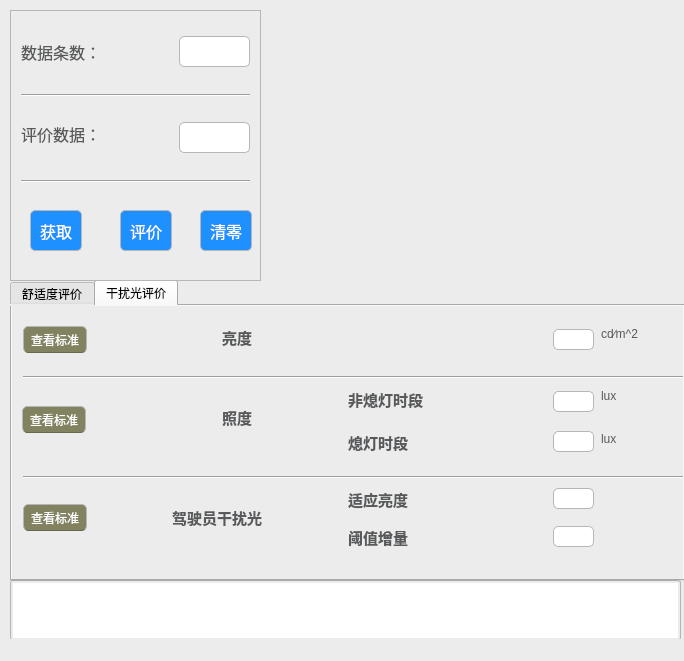
Old version of the form MyProject/mainwindow.ui in the repository TommyGong08/Lighting-assessment-software.
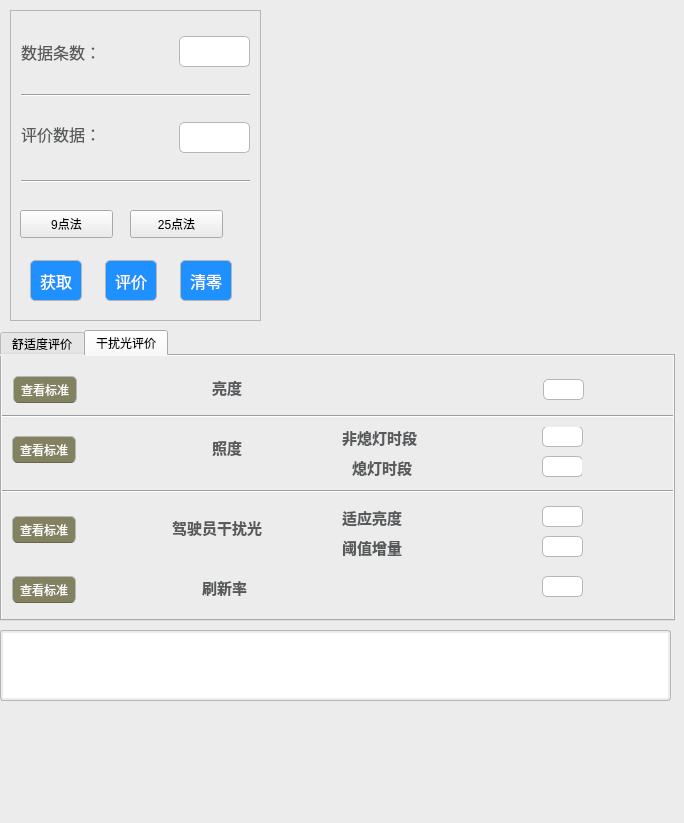
New version of the form. The open tabs and pages were chosen to show the change. Icons and pictures are not drawn. Custom widgets are drawn as their Qt base class.

The edit to the form file:
```diff
--- a/MyProject/mainwindow.ui
+++ b/MyProject/mainwindow.ui
@@ -7,7 +7,7 @@
     <x>0</x>
     <y>0</y>
     <width>684</width>
-    <height>661</height>
+    <height>823</height>
    </rect>
   </property>
   <property name="font">
@@ -30,10 +30,10 @@
    <widget class="QPlainTextEdit" name="plainTextEdit">
     <property name="geometry">
      <rect>
-      <x>10</x>
-      <y>580</y>
+      <x>0</x>
+      <y>630</y>
       <width>671</width>
-      <height>61</height>
+      <height>71</height>
      </rect>
     </property>
     <property name="styleSheet">
@@ -51,10 +51,10 @@
    <widget class="QTabWidget" name="tabWidget">
     <property name="geometry">
      <rect>
-      <x>10</x>
-      <y>280</y>
+      <x>0</x>
+      <y>330</y>
       <width>675</width>
-      <height>301</height>
+      <height>291</height>
      </rect>
     </property>
     <property name="styleSheet">
@@ -1217,29 +1217,26 @@
      <widget class="QLabel" name="label_22">
       <property name="geometry">
        <rect>
-        <x>589</x>
-        <y>82</y>
-        <width>24</width>
-        <height>16</height>
+        <x>580</x>
+        <y>70</y>
+        <width>61</width>
+        <height>31</height>
        </rect>
       </property>
       <property name="styleSheet">
-       <string notr="true">border-radius:0px;
-color:#57595B;
-background:none;
-border-style:none;</string>
+       <string notr="true">image: url(:/new/prefix1/lux.png);</string>
       </property>
       <property name="text">
-       <string>lux</string>
+       <string/>
       </property>
      </widget>
      <widget class="Line" name="line_10">
       <property name="geometry">
        <rect>
-        <x>11</x>
-        <y>163</y>
+        <x>0</x>
+        <y>120</y>
         <width>673</width>
-        <height>16</height>
+        <height>31</height>
        </rect>
       </property>
       <property name="orientation">
@@ -1249,8 +1246,8 @@
      <widget class="QLineEdit" name="lineEdit_8">
       <property name="geometry">
        <rect>
-        <x>541</x>
-        <y>85</y>
+        <x>540</x>
+        <y>70</y>
         <width>41</width>
         <height>21</height>
        </rect>
@@ -1270,8 +1267,8 @@
      <widget class="QLineEdit" name="lineEdit_9">
       <property name="geometry">
        <rect>
-        <x>541</x>
-        <y>125</y>
+        <x>540</x>
+        <y>100</y>
         <width>41</width>
         <height>21</height>
        </rect>
@@ -1291,8 +1288,8 @@
      <widget class="QPushButton" name="pBViewStan_6">
       <property name="geometry">
        <rect>
-        <x>11</x>
-        <y>198</y>
+        <x>10</x>
+        <y>160</y>
         <width>64</width>
         <height>27</height>
        </rect>
@@ -1343,10 +1340,10 @@
      <widget class="Line" name="line_11">
       <property name="geometry">
        <rect>
-        <x>11</x>
-        <y>63</y>
+        <x>0</x>
+        <y>50</y>
         <width>673</width>
-        <height>16</height>
+        <height>21</height>
        </rect>
       </property>
       <property name="orientation">
@@ -1356,27 +1353,24 @@
      <widget class="QLabel" name="label_23">
       <property name="geometry">
        <rect>
-        <x>589</x>
-        <y>125</y>
-        <width>24</width>
-        <height>16</height>
+        <x>580</x>
+        <y>100</y>
+        <width>61</width>
+        <height>31</height>
        </rect>
       </property>
       <property name="styleSheet">
-       <string notr="true">border-radius:0px;
-color:#57595B;
-background:none;
-border-style:none;</string>
+       <string notr="true">image: url(:/new/prefix1/lux.png);</string>
       </property>
       <property name="text">
-       <string>lux</string>
+       <string/>
       </property>
      </widget>
      <widget class="QPushButton" name="pBViewStan_8">
       <property name="geometry">
        <rect>
         <x>10</x>
-        <y>100</y>
+        <y>80</y>
         <width>64</width>
         <height>27</height>
        </rect>
@@ -1401,8 +1395,8 @@
      <widget class="QLineEdit" name="lineEdit_10">
       <property name="geometry">
        <rect>
-        <x>541</x>
-        <y>182</y>
+        <x>540</x>
+        <y>150</y>
         <width>41</width>
         <height>21</height>
        </rect>
@@ -1422,8 +1416,8 @@
      <widget class="QLineEdit" name="lineEdit_11">
       <property name="geometry">
        <rect>
-        <x>541</x>
-        <y>220</y>
+        <x>540</x>
+        <y>180</y>
         <width>41</width>
         <height>21</height>
        </rect>
@@ -1443,20 +1437,17 @@
      <widget class="QLabel" name="label_24">
       <property name="geometry">
        <rect>
-        <x>589</x>
-        <y>20</y>
-        <width>55</width>
-        <height>16</height>
+        <x>590</x>
+        <y>10</y>
+        <width>61</width>
+        <height>31</height>
        </rect>
       </property>
       <property name="styleSheet">
-       <string notr="true">border-radius:0px;
-color:#57595B;
-background:none;
-border-style:none;</string>
+       <string notr="true">image: url(:/new/prefix1/formula_1.png);</string>
       </property>
       <property name="text">
-       <string>cd∕m^2</string>
+       <string/>
       </property>
      </widget>
      <widget class="QLineEdit" name="lineEdit_7">
@@ -1483,8 +1474,8 @@
      <widget class="QLabel" name="LBCoordinate_10">
       <property name="geometry">
        <rect>
-        <x>336</x>
-        <y>82</y>
+        <x>340</x>
+        <y>70</y>
         <width>95</width>
         <height>22</height>
        </rect>
@@ -1538,7 +1529,7 @@
       <property name="geometry">
        <rect>
         <x>210</x>
-        <y>100</y>
+        <y>80</y>
         <width>38</width>
         <height>22</height>
        </rect>
@@ -1564,8 +1555,8 @@
      <widget class="QLabel" name="LBCoordinate_15">
       <property name="geometry">
        <rect>
-        <x>336</x>
-        <y>125</y>
+        <x>350</x>
+        <y>100</y>
         <width>76</width>
         <height>22</height>
        </rect>
@@ -1591,8 +1582,8 @@
      <widget class="QLabel" name="LBCoordinate_16">
       <property name="geometry">
        <rect>
-        <x>336</x>
-        <y>182</y>
+        <x>340</x>
+        <y>150</y>
         <width>76</width>
         <height>22</height>
        </rect>
@@ -1618,8 +1609,8 @@
      <widget class="QLabel" name="LBCoordinate_14">
       <property name="geometry">
        <rect>
-        <x>336</x>
-        <y>220</y>
+        <x>340</x>
+        <y>180</y>
         <width>76</width>
         <height>22</height>
        </rect>
@@ -1645,8 +1636,8 @@
      <widget class="QLabel" name="LBCoordinate_13">
       <property name="geometry">
        <rect>
-        <x>160</x>
-        <y>200</y>
+        <x>170</x>
+        <y>160</y>
         <width>114</width>
         <height>22</height>
        </rect>
@@ -1669,6 +1660,112 @@
        <string>驾驶员干扰光</string>
       </property>
      </widget>
+     <widget class="QPushButton" name="pBViewStan_9">
+      <property name="geometry">
+       <rect>
+        <x>10</x>
+        <y>220</y>
+        <width>64</width>
+        <height>27</height>
+       </rect>
+      </property>
+      <property name="styleSheet">
+       <string notr="true">border-style:none;
+background-color: rgb(188, 188, 141);
+background-color: rgb(130, 130, 97);
+border:1px solid #B6B6B6;
+color:#57595B;
+color: rgb(255, 255, 255);
+padding:5px;
+border-bottom-color: rgb(103, 103, 77);
+min-height:15px;
+border-radius:5px;
+font: 8pt &quot;华文中宋&quot;;</string>
+      </property>
+      <property name="text">
+       <string>查看标准</string>
+      </property>
+     </widget>
+     <widget class="QLabel" name="LBCoordinate_17">
+      <property name="geometry">
+       <rect>
+        <x>200</x>
+        <y>220</y>
+        <width>61</width>
+        <height>22</height>
+       </rect>
+      </property>
+      <property name="font">
+       <font>
+        <family>Agency FB</family>
+        <pointsize>11</pointsize>
+        <weight>75</weight>
+        <bold>true</bold>
+       </font>
+      </property>
+      <property name="styleSheet">
+       <string notr="true">border-radius:0px;
+color:#57595B;
+background:none;
+border-style:none;</string>
+      </property>
+      <property name="text">
+       <string>刷新率</string>
+      </property>
+     </widget>
+     <widget class="QLineEdit" name="lineEdit_12">
+      <property name="geometry">
+       <rect>
+        <x>540</x>
+        <y>220</y>
+        <width>41</width>
+        <height>21</height>
+       </rect>
+      </property>
+      <property name="maximumSize">
+       <size>
+        <width>41</width>
+        <height>21</height>
+       </size>
+      </property>
+      <property name="styleSheet">
+       <string notr="true">border:1px solid #B6B6B6;
+background-color: rgb(255, 255, 255);
+border-radius:5px;</string>
+      </property>
+     </widget>
+     <widget class="QLabel" name="label_25">
+      <property name="geometry">
+       <rect>
+        <x>590</x>
+        <y>220</y>
+        <width>41</width>
+        <height>31</height>
+       </rect>
+      </property>
+      <property name="styleSheet">
+       <string notr="true">image: url(:/new/prefix1/hz.png);</string>
+      </property>
+      <property name="text">
+       <string/>
+      </property>
+     </widget>
+     <widget class="QLabel" name="label_26">
+      <property name="geometry">
+       <rect>
+        <x>590</x>
+        <y>150</y>
+        <width>61</width>
+        <height>31</height>
+       </rect>
+      </property>
+      <property name="styleSheet">
+       <string notr="true">image: url(:/new/prefix1/formula_1.png);</string>
+      </property>
+      <property name="text">
+       <string/>
+      </property>
+     </widget>
     </widget>
    </widget>
    <widget class="LightButton" name="lightButton1_19" native="true">
@@ -1706,8 +1803,8 @@
      <rect>
       <x>272</x>
       <y>12</y>
-      <width>74</width>
-      <height>60</height>
+      <width>71</width>
+      <height>61</height>
      </rect>
     </property>
    </widget>
@@ -1877,7 +1974,7 @@
       <x>10</x>
       <y>10</y>
       <width>251</width>
-      <height>271</height>
+      <height>311</height>
      </rect>
     </property>
     <property name="styleSheet">
@@ -1920,7 +2017,7 @@
      <property name="geometry">
       <rect>
        <x>20</x>
-       <y>200</y>
+       <y>250</y>
        <width>52</width>
        <height>41</height>
       </rect>
@@ -2002,8 +2099,8 @@
     <widget class="QPushButton" name="pBEvaluate">
      <property name="geometry">
       <rect>
-       <x>110</x>
-       <y>200</y>
+       <x>95</x>
+       <y>250</y>
        <width>52</width>
        <height>41</height>
       </rect>
@@ -2041,8 +2138,8 @@
     <widget class="QPushButton" name="pBReset">
      <property name="geometry">
       <rect>
-       <x>190</x>
-       <y>200</y>
+       <x>170</x>
+       <y>250</y>
        <width>52</width>
        <height>41</height>
       </rect>
@@ -2149,6 +2246,98 @@
 border-radius:5px;</string>
      </property>
     </widget>
+    <widget class="QPushButton" name="pBNinePoints">
+     <property name="geometry">
+      <rect>
+       <x>10</x>
+       <y>200</y>
+       <width>93</width>
+       <height>28</height>
+      </rect>
+     </property>
+     <property name="text">
+      <string>9点法</string>
+     </property>
+    </widget>
+    <widget class="QPushButton" name="pBTwentyFivePoints">
+     <property name="geometry">
+      <rect>
+       <x>120</x>
+       <y>200</y>
+       <width>93</width>
+       <height>28</height>
+      </rect>
+     </property>
+     <property name="text">
+      <string>25点法</string>
+     </property>
+    </widget>
+   </widget>
+   <widget class="LightButton" name="lightButton1_21" native="true">
+    <property name="geometry">
+     <rect>
+      <x>270</x>
+      <y>280</y>
+      <width>74</width>
+      <height>59</height>
+     </rect>
+    </property>
+   </widget>
+   <widget class="LightButton" name="lightButton1_22" native="true">
+    <property name="geometry">
+     <rect>
+      <x>350</x>
+      <y>280</y>
+      <width>74</width>
+      <height>59</height>
+     </rect>
+    </property>
+   </widget>
+   <widget class="LightButton" name="lightButton1_23" native="true">
+    <property name="geometry">
+     <rect>
+      <x>430</x>
+      <y>280</y>
+      <width>74</width>
+      <height>59</height>
+     </rect>
+    </property>
+   </widget>
+   <widget class="LightButton" name="lightButton1_24" native="true">
+    <property name="geometry">
+     <rect>
+      <x>510</x>
+      <y>280</y>
+      <width>74</width>
+      <height>59</height>
+     </rect>
+    </property>
+   </widget>
+   <widget class="LightButton" name="lightButton1_25" native="true">
+    <property name="geometry">
+     <rect>
+      <x>600</x>
+      <y>280</y>
+      <width>74</width>
+      <height>59</height>
+     </rect>
+    </property>
+   </widget>
+   <widget class="QLabel" name="label">
+    <property name="geometry">
+     <rect>
+      <x>10</x>
+      <y>710</y>
+      <width>651</width>
+      <height>91</height>
+     </rect>
+    </property>
+    <property name="styleSheet">
+     <string notr="true">border-image: url(:/new/prefix1/name.png);</string>
+    </property>
+    <property name="text">
+     <string/>
+    </property>
    </widget>
   </widget>
   <widget class="QStatusBar" name="statusbar"/>
```
Left out of the diff: 190 changed lines with no effect on the pictures.
